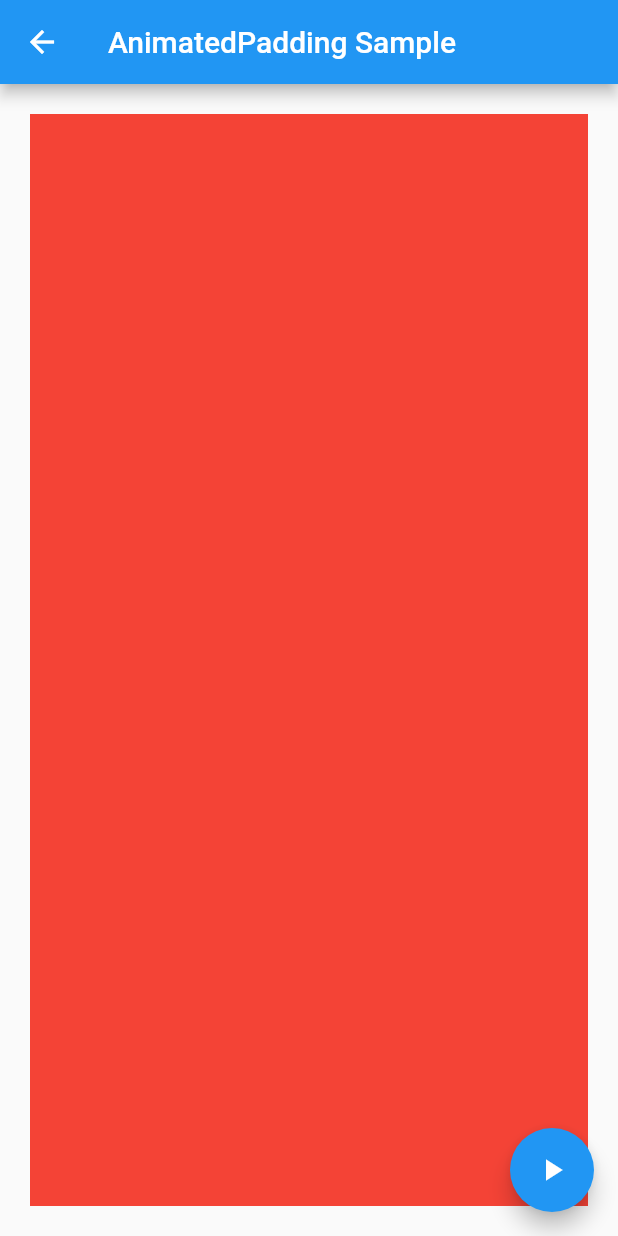
After one commit to tsuruken0802/Flutter-Implicit-Animations-Sample, a Flutter app: the AnimatedPaddingScreen screen opened directly, after a tap on the "play arrow" icon, on a phone screen of 412 x 824 dp. The commit adds this screen. Run offline on Flutter 3.47's test engine with Material 2 defaults, Android fonts, the phone set to English and light mode, and no system bars.

Commit message:
create AnimatedPadding sample

```diff
--- a/lib/main.dart
+++ b/lib/main.dart
@@ -3,6 +3,7 @@ import 'package:implicit_animations_sample/screens/animated_align_screen.dart';
 import 'package:implicit_animations_sample/screens/animated_container_screen.dart';
 import 'package:implicit_animations_sample/screens/animated_default_text_style_screen.dart';
 import 'package:implicit_animations_sample/screens/animated_opacity_screen.dart';
+import 'package:implicit_animations_sample/screens/animated_padding_screen.dart';
 
 void main() {
   runApp(MyApp());
@@ -44,6 +45,11 @@ class AnimationSampleList extends StatelessWidget {
           itemName: 'AnimatedOpacity',
           onPressItem: () {
             this._navigator(context, AnimatedOpacityScreen());
+          }),
+      AnimationSampleListItem(
+          itemName: 'AnimatedPadding',
+          onPressItem: () {
+            this._navigator(context, AnimatedPaddingScreen());
           }),
     ];
   }
--- /dev/null
+++ b/lib/screens/animated_padding_screen.dart
@@ -0,0 +1,46 @@
+import 'dart:math';
+
+import 'package:flutter/cupertino.dart';
+import 'package:flutter/material.dart';
+
+class AnimatedPaddingScreen extends StatefulWidget {
+  @override
+  _AnimatedPaddingScreenState createState() => _AnimatedPaddingScreenState();
+}
+
+class _AnimatedPaddingScreenState extends State<AnimatedPaddingScreen> {
+  EdgeInsets _edgeInsets = EdgeInsets.all(20);
+
+  double _randomPaddingValue() {
+    return Random().nextInt(200).toDouble();
+  }
+
+  @override
+  Widget build(BuildContext context) {
+    return Scaffold(
+      appBar: AppBar(
+        title: Text('AnimatedPadding Sample'),
+      ),
+      body: Center(
+          child: AnimatedPadding(
+        padding: this._edgeInsets,
+        duration: Duration(seconds: 1),
+        child: Container(color: Colors.red),
+      )),
+      floatingActionButton: FloatingActionButton(
+        child: Icon(Icons.play_arrow),
+        onPressed: () {
+          setState(() {
+            final Random random = Random();
+            double top = this._randomPaddingValue();
+            double right = this._randomPaddingValue();
+            double left = this._randomPaddingValue();
+            double bottom = this._randomPaddingValue();
+            this._edgeInsets = EdgeInsets.only(
+                top: top, right: right, left: left, bottom: bottom);
+          });
+        },
+      ),
+    );
+  }
+}
```
